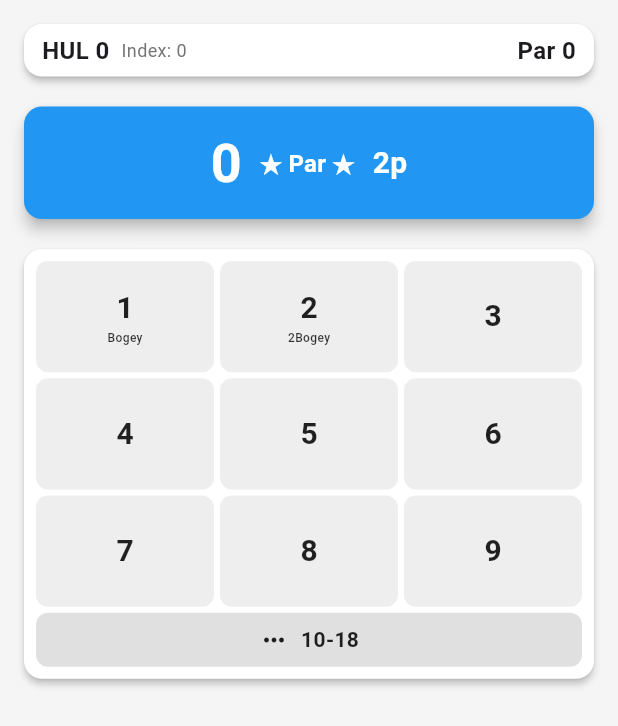
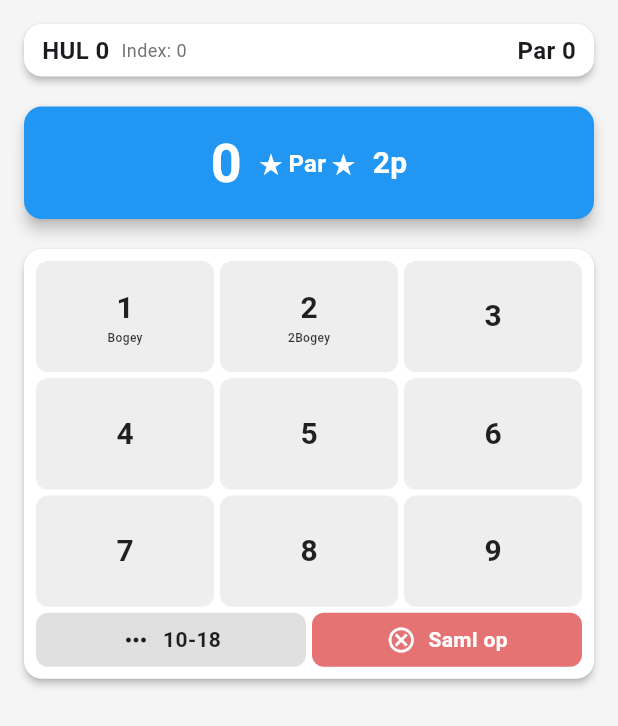
Before and after one commit to Dansk-Golf-Union/dgu-scorekort, a Flutter app: the _HoleKeypadCard widget shown alone on an empty page, opened directly with empty values, on a phone screen of 412 x 824 dp. Shown: the top 726 px of the screen. Run offline on Flutter 3.47's test engine with Material 3 defaults, Android fonts, the phone set to English and light mode, and no system bars; our stand-ins replace google_fonts, shared_preferences, signature; accounts and stored records are empty; network calls fail.

Commit message:
tilføjede saml op på scorekort

```diff
--- a/lib/models/scorecard_model.dart
+++ b/lib/models/scorecard_model.dart
@@ -9,6 +9,7 @@ class HoleScore {
   final int strokesReceived; // Tildelte slag
   int? strokes; // Faktiske slag (null = ikke spillet endnu)
   int? putts;
+  bool isPickedUp; // Om bolden blev samlet op (netto dobbelt bogey)
 
   HoleScore({
     required this.holeNumber,
@@ -17,6 +18,7 @@ class HoleScore {
     required this.strokesReceived,
     this.strokes,
     this.putts,
+    this.isPickedUp = false,
   });
 
   /// Calculate Stableford points for this hole
@@ -45,6 +47,7 @@ class HoleScore {
   HoleScore copyWith({
     int? strokes,
     int? putts,
+    bool? isPickedUp,
   }) {
     return HoleScore(
       holeNumber: holeNumber,
@@ -53,6 +56,7 @@ class HoleScore {
       strokesReceived: strokesReceived,
       strokes: strokes ?? this.strokes,
       putts: putts ?? this.putts,
+      isPickedUp: isPickedUp ?? this.isPickedUp,
     );
   }
 }
--- a/lib/screens/scorecard_keypad_screen.dart
+++ b/lib/screens/scorecard_keypad_screen.dart
@@ -218,6 +218,18 @@ class _HoleKeypadCard extends StatelessWidget {
             par: hole.par,
             nettoPar: hole.par + hole.strokesReceived,
             onChanged: onScoreChanged,
+            onPickUp: () {
+              final provider = Provider.of<ScorecardProvider>(context, listen: false);
+              provider.pickUpHole(hole.holeNumber);
+              // Auto-advance to next hole after a short delay
+              if (provider.canGoNext) {
+                Future.delayed(const Duration(milliseconds: 400), () {
+                  if (context.mounted) {
+                    provider.nextHole();
+                  }
+                });
+              }
+            },
           ),
         ],
       ),
@@ -256,11 +268,11 @@ class _ScoreDisplay extends StatelessWidget {
     }
 
     final nettoPar = hole.par + hole.strokesReceived;
-    final golfTerm = ScoreHelper.getGolfTerm(hole.strokes!, nettoPar);
+    final golfTerm = hole.isPickedUp ? 'Samlet op' : ScoreHelper.getGolfTerm(hole.strokes!, nettoPar);
     final colorCategory = ScoreHelper.getScoreColor(hole.strokes!, nettoPar);
 
     return Card(
-      color: _getCardColor(colorCategory),
+      color: hole.isPickedUp ? Colors.grey[600] : _getCardColor(colorCategory),
       elevation: 4,
       child: Padding(
         padding: const EdgeInsets.all(12.0),
@@ -268,7 +280,7 @@ class _ScoreDisplay extends StatelessWidget {
           mainAxisAlignment: MainAxisAlignment.center,
           children: [
             Text(
-              '${hole.strokes}',
+              hole.isPickedUp ? '—' : '${hole.strokes}',
               style: TextStyle(
                 fontSize: 36,
                 fontWeight: FontWeight.bold,
@@ -278,7 +290,7 @@ class _ScoreDisplay extends StatelessWidget {
             if (golfTerm.isNotEmpty) ...[
               const SizedBox(width: 12),
               Text(
-                '★ $golfTerm ★',
+                hole.isPickedUp ? golfTerm : '★ $golfTerm ★',
                 style: TextStyle(
                   fontSize: 16,
                   color: Colors.white,
@@ -322,12 +334,14 @@ class _ScoreKeypad extends StatefulWidget {
   final int par; // Actual par for the hole
   final int nettoPar; // Par + strokes received (used as default)
   final Function(int) onChanged;
+  final VoidCallback onPickUp;
 
   const _ScoreKeypad({
     required this.currentScore,
     required this.par,
     required this.nettoPar,
     required this.onChanged,
+    required this.onPickUp,
   });
 
   @override
@@ -444,8 +458,12 @@ class _ScoreKeypadState extends State<_ScoreKeypad> {
               ],
             ),
             const SizedBox(height: 4),
-            // Row 4: Toggle button
-            SizedBox(
+            // Row 4: Toggle button and Pick up button
+            Row(
+              children: [
+                // Left: Toggle 10-18 button
+                Expanded(
+                  child: SizedBox(
                     height: 36,
                     child: Material(
                       color: _showHighScores ? Colors.orange.shade300 : Colors.grey.shade300,
@@ -480,6 +498,45 @@ class _ScoreKeypadState extends State<_ScoreKeypad> {
                         ),
                       ),
                     ),
+                  ),
+                ),
+                const SizedBox(width: 4),
+                // Right: Pick up button
+                Expanded(
+                  child: SizedBox(
+                    height: 36,
+                    child: Material(
+                      color: Colors.red.shade300,
+                      borderRadius: BorderRadius.circular(8),
+                      child: InkWell(
+                        onTap: widget.onPickUp,
+                        borderRadius: BorderRadius.circular(8),
+                        child: Center(
+                          child: Row(
+                            mainAxisAlignment: MainAxisAlignment.center,
+                            children: [
+                              Icon(
+                                Icons.cancel_outlined,
+                                size: 20,
+                                color: Colors.white,
+                              ),
+                              const SizedBox(width: 8),
+                              Text(
+                                'Saml op',
+                                style: TextStyle(
+                                  fontSize: 14,
+                                  fontWeight: FontWeight.w600,
+                                  color: Colors.white,
+                                ),
+                              ),
+                            ],
+                          ),
+                        ),
+                      ),
+                    ),
+                  ),
+                ),
+              ],
             ),
           ],
         ),
--- a/lib/screens/scorecard_results_screen.dart
+++ b/lib/screens/scorecard_results_screen.dart
@@ -401,8 +401,8 @@ class _ScorecardTable extends StatelessWidget {
         _DataCell(hole.par.toString()),
         _DataCell(_getSPHDisplay(hole.strokesReceived)),
         _MarkedScoreCell(
-          score: hole.strokes?.toString() ?? '-',
-          marker: _getScoreMarker(hole),
+          score: hole.isPickedUp ? '—' : (hole.strokes?.toString() ?? '-'),
+          marker: hole.isPickedUp ? ScoreMarker.none : _getScoreMarker(hole),
         ),
         _DataCell(hole.stablefordPoints.toString()),
         _DataCell(hole.strokes?.toString() ?? '-'),
```
Also changed, not shown: lib/providers/scorecard_provider.dart (+28 -0 lines). Lines whose indentation alone changed are shown as unchanged.
